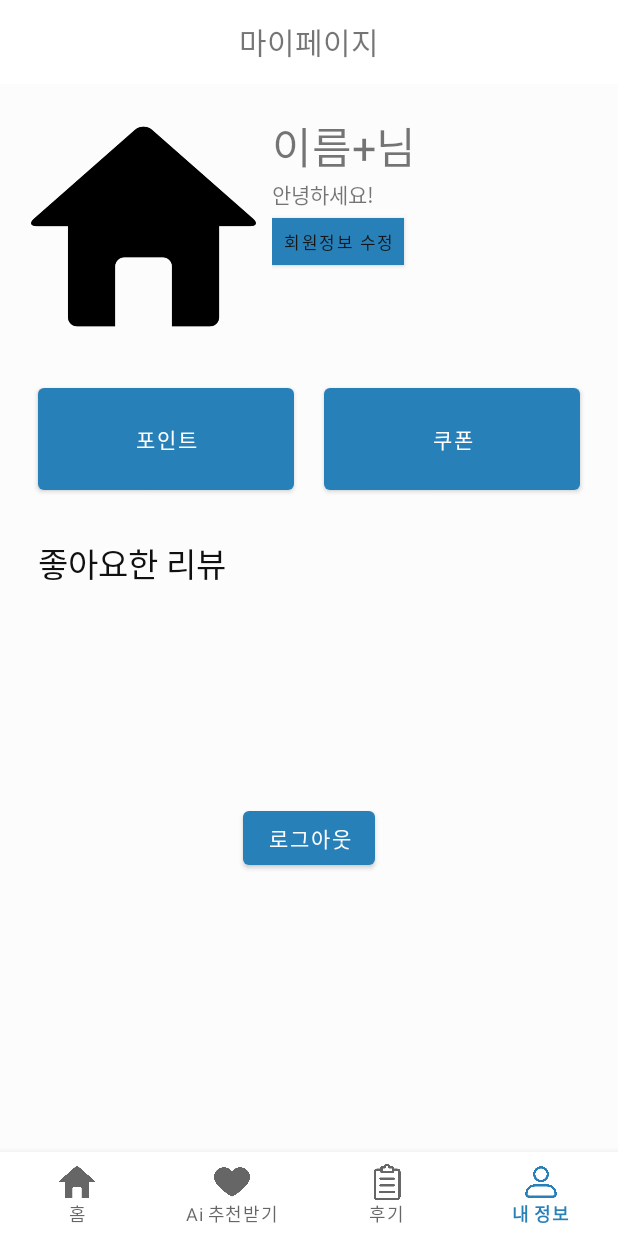
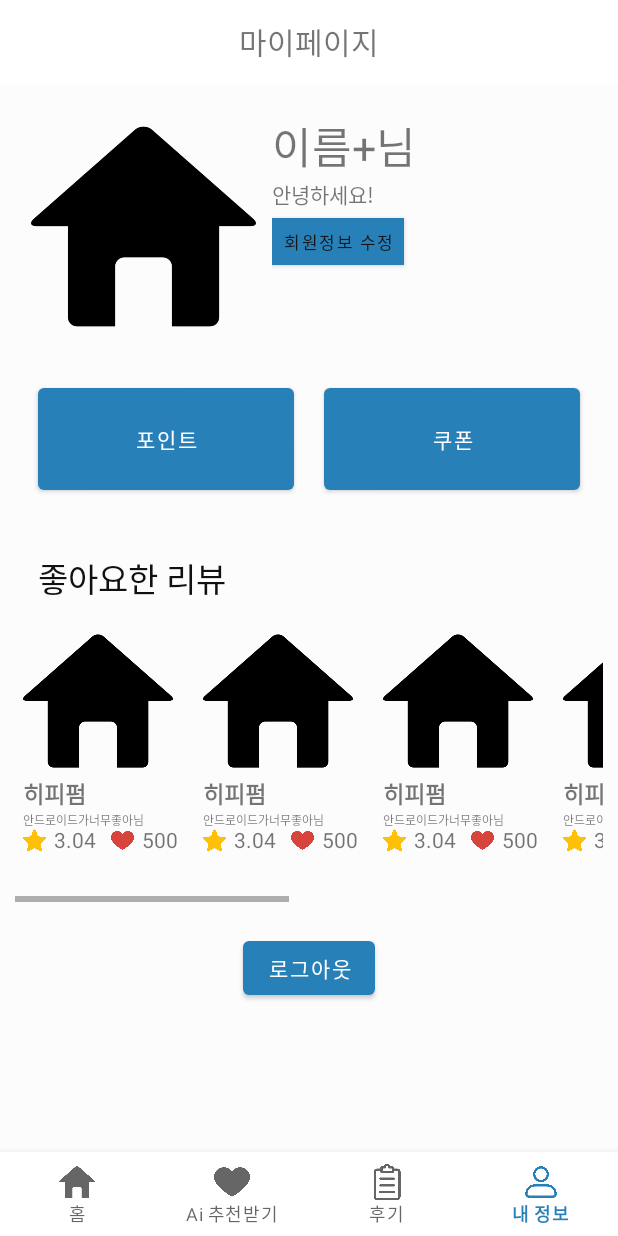
Before and after one commit to EunChanNam/We-Share-Wish-Hair, an Android app: the MainActivity screen opened directly, with no data from a screen before it, item 4 of the bottom bar chosen, on a phone screen of 412 x 824 dp. Run offline under Robolectric (Android 15) with nearby library versions, the light colour scheme and no system bars.

Commit message:
Mypage Heartlist RecyclerView 구현

```diff
--- a/app/src/main/java/com/example/wishhair/MainActivity.java
+++ b/app/src/main/java/com/example/wishhair/MainActivity.java
@@ -14,7 +14,7 @@ import com.example.wishhair.MyPage.MyCouponFragment;
 import com.example.wishhair.MyPage.MyInformationFragment;
 import com.example.wishhair.MyPage.MyPageFragment;
 import com.example.wishhair.MyPage.MyPointList;
-import com.example.wishhair.MyPage.MySelectionlistFragment;
+import com.example.wishhair.MyPage.MyHeartlistFragment;
 import com.example.wishhair.MyPage.MyStyleFragment;
 
 import com.example.wishhair.review.ReviewFragment;
@@ -29,7 +29,7 @@ public class MainActivity extends AppCompatActivity {
     private final ReviewFragment reviewFragment = new ReviewFragment();
     private final MyPageFragment myPageFragment = new MyPageFragment();
     private final MyStyleFragment myStyleFragment = new MyStyleFragment();
-    private final MySelectionlistFragment mySelectionlistFragment = new MySelectionlistFragment();
+    private final MyHeartlistFragment myHeartlistFragment = new MyHeartlistFragment();
     private final InformationModifyFragment informationModifyFragment = new InformationModifyFragment();
     private final MyCouponFragment myCouponFragment = new MyCouponFragment();
     private final MyPointList myPointList = new MyPointList();
@@ -88,7 +88,7 @@ public class MainActivity extends AppCompatActivity {
                 transaction.replace(R.id.MainLayout, myStyleFragment).commitAllowingStateLoss();
                 break;
             case 4:
-                transaction.replace(R.id.MainLayout, mySelectionlistFragment).commitAllowingStateLoss();
+                transaction.replace(R.id.MainLayout, myHeartlistFragment).commitAllowingStateLoss();
                 break;
             case 5:
                 transaction.replace(R.id.MainLayout, informationModifyFragment).commitAllowingStateLoss();
--- /dev/null
+++ b/app/src/main/java/com/example/wishhair/MyPage/HeartlistItem.java
@@ -0,0 +1,40 @@
+package com.example.wishhair.MyPage;
+
+import android.widget.ImageView;
+import android.widget.TextView;
+
+public class HeartlistItem {
+    ImageView HeartlistPicture;
+    TextView HeartlistGrade, HeartlistHeartcount;
+
+    public HeartlistItem(ImageView imageView, TextView grade, TextView count) {
+        HeartlistPicture = imageView;
+        HeartlistGrade = grade;
+        HeartlistHeartcount = count;
+    }
+    public HeartlistItem() {}
+
+    public ImageView getHeartlistPicture() {
+        return HeartlistPicture;
+    }
+
+    public void setHeartlistPicture(ImageView heartlistPicture) {
+        HeartlistPicture = heartlistPicture;
+    }
+
+    public TextView getHeartlistHeartcount() {
+        return HeartlistHeartcount;
+    }
+
+    public void setHeartlistHeartcount(TextView heartlistHeartcount) {
+        HeartlistHeartcount = heartlistHeartcount;
+    }
+
+    public TextView getHeartlistGrade() {
+        return HeartlistGrade;
+    }
+
+    public void setHeartlistGrade(TextView heartlistGrade) {
+        HeartlistGrade = heartlistGrade;
+    }
+}
--- a/app/src/main/java/com/example/wishhair/MyPage/InformationModifyFragment.java
+++ b/app/src/main/java/com/example/wishhair/MyPage/InformationModifyFragment.java
@@ -3,6 +3,7 @@ package com.example.wishhair.MyPage;
 import android.content.Context;
 import android.os.Bundle;
 
+import androidx.activity.OnBackPressedCallback;
 import androidx.annotation.NonNull;
 import androidx.annotation.Nullable;
 import androidx.appcompat.widget.Toolbar;
@@ -34,6 +35,7 @@ public class InformationModifyFragment extends Fragment {
     private String mParam2;
 
     MainActivity mainActivity;
+    private OnBackPressedCallback callback;
 
     public InformationModifyFragment() {
         // Required empty public constructor
@@ -58,6 +60,13 @@ public class InformationModifyFragment extends Fragment {
     public void onAttach(@NonNull Context context) {
         super.onAttach(context);
         mainActivity = (MainActivity) getActivity();
+        callback = new OnBackPressedCallback(true) {
+            @Override
+            public void handleOnBackPressed() {
+                mainActivity.ChangeFragment(2);
+            }
+        };
+        requireActivity().getOnBackPressedDispatcher().addCallback(this, callback);
     }
 
     /**
--- a/app/src/main/java/com/example/wishhair/MyPage/MyCouponFragment.java
+++ b/app/src/main/java/com/example/wishhair/MyPage/MyCouponFragment.java
@@ -3,6 +3,7 @@ package com.example.wishhair.MyPage;
 import android.content.Context;
 import android.os.Bundle;
 
+import androidx.activity.OnBackPressedCallback;
 import androidx.annotation.NonNull;
 import androidx.annotation.Nullable;
 import androidx.appcompat.widget.Toolbar;
@@ -32,6 +33,7 @@ public class MyCouponFragment extends Fragment {
     private String mParam2;
 
     MainActivity mainActivity;
+    private OnBackPressedCallback callback;
 
     public MyCouponFragment() {
         // Required empty public constructor
@@ -59,6 +61,14 @@ public class MyCouponFragment extends Fragment {
     public void onAttach(@NonNull Context context) {
         super.onAttach(context);
         mainActivity = (MainActivity) getActivity();
+        callback = new OnBackPressedCallback(true) {
+            @Override
+            public void handleOnBackPressed() {
+                mainActivity.ChangeFragment(2);
+            }
+        };
+        requireActivity().getOnBackPressedDispatcher().addCallback(this, callback);
+
     }
 
     @Override
--- a/app/src/main/java/com/example/wishhair/MyPage/MySelectionlistFragment.java
+++ b/app/src/main/java/com/example/wishhair/MyPage/MyHeartlistFragment.java
@@ -17,10 +17,10 @@ import com.example.wishhair.R;
 
 /**
  * A simple {@link Fragment} subclass.
- * Use the {@link MySelectionlistFragment#newInstance} factory method to
+ * Use the {@link MyHeartlistFragment#newInstance} factory method to
  * create an instance of this fragment.
  */
-public class MySelectionlistFragment extends Fragment {
+public class MyHeartlistFragment extends Fragment {
 
     // TODO: Rename parameter arguments, choose names that match
     // the fragment initialization parameters, e.g. ARG_ITEM_NUMBER
@@ -33,7 +33,7 @@ public class MySelectionlistFragment extends Fragment {
 
     MainActivity mainActivity;
 
-    public MySelectionlistFragment() {
+    public MyHeartlistFragment() {
         // Required empty public constructor
     }
 
@@ -46,8 +46,8 @@ public class MySelectionlistFragment extends Fragment {
      * @return A new instance of fragment MySelectionlistFragment.
      */
     // TODO: Rename and change types and number of parameters
-    public static MySelectionlistFragment newInstance(String param1, String param2) {
-        MySelectionlistFragment fragment = new MySelectionlistFragment();
+    public static MyHeartlistFragment newInstance(String param1, String param2) {
+        MyHeartlistFragment fragment = new MyHeartlistFragment();
         Bundle args = new Bundle();
         args.putString(ARG_PARAM1, param1);
         args.putString(ARG_PARAM2, param2);
--- a/app/src/main/java/com/example/wishhair/MyPage/MyPageFragment.java
+++ b/app/src/main/java/com/example/wishhair/MyPage/MyPageFragment.java
@@ -1,6 +1,8 @@
 package com.example.wishhair.MyPage;
 
 import android.content.Context;
+import android.graphics.drawable.Drawable;
+import android.media.Image;
 import android.os.Bundle;
 
 import androidx.annotation.NonNull;
@@ -11,8 +13,11 @@ import android.view.LayoutInflater;
 import android.view.View;
 import android.view.ViewGroup;
 import android.widget.Button;
+import android.widget.ImageView;
 
 import androidx.appcompat.widget.Toolbar;
+import androidx.recyclerview.widget.LinearLayoutManager;
+import androidx.recyclerview.widget.RecyclerView;
 
 import com.example.wishhair.MainActivity;
 import com.example.wishhair.R;
@@ -35,6 +40,10 @@ public class MyPageFragment extends Fragment {
     private String mParam2;
 
     MainActivity mainActivity;
+    RecyclerView HeartlistRecyclerView;
+    MyPageRecyclerViewAdapter adapter;
+    RecyclerDecoration recyclerDecoration;
+
 
     public MyPageFragment() {
         // Required empty public constructor
@@ -83,6 +92,23 @@ public class MyPageFragment extends Fragment {
         Button toMyPointList = view.findViewById(R.id.toMyPointList);
         Button toMyCoupon = view.findViewById(R.id.toMyCoupon);
 
+        HeartlistRecyclerView = view.findViewById(R.id.HeartlistRecyclerView);
+        LinearLayoutManager layoutManager = new LinearLayoutManager(getActivity(), LinearLayoutManager.HORIZONTAL, false);
+        HeartlistRecyclerView.setLayoutManager(layoutManager);
+//        recyclerDecoration = new RecyclerDecoration(-200);
+//        HeartlistRecyclerView.addItemDecoration(recyclerDecoration);
+
+        adapter = new MyPageRecyclerViewAdapter();
+        adapter.addItem(new HeartlistItem());
+        adapter.addItem(new HeartlistItem());
+        adapter.addItem(new HeartlistItem());
+        adapter.addItem(new HeartlistItem());
+        adapter.addItem(new HeartlistItem());
+        adapter.addItem(new HeartlistItem());
+        adapter.addItem(new HeartlistItem());
+
+        HeartlistRecyclerView.setAdapter(adapter);
+
         toMyInformationButton.setOnClickListener(new View.OnClickListener() {
             @Override
             public void onClick(View view) {
--- /dev/null
+++ b/app/src/main/java/com/example/wishhair/MyPage/MyPageRecyclerViewAdapter.java
@@ -0,0 +1,56 @@
+package com.example.wishhair.MyPage;
+
+import android.graphics.drawable.Drawable;
+import android.view.LayoutInflater;
+import android.view.View;
+import android.view.ViewGroup;
+import android.widget.ImageView;
+import android.widget.TextView;
+
+import androidx.annotation.NonNull;
+import androidx.recyclerview.widget.RecyclerView;
+
+import com.example.wishhair.R;
+
+import org.w3c.dom.Text;
+
+import java.util.ArrayList;
+
+public class MyPageRecyclerViewAdapter extends RecyclerView.Adapter<MyPageRecyclerViewAdapter.ViewHolder>{
+    private ArrayList<HeartlistItem> heartlistItems = new ArrayList<HeartlistItem>();
+
+    public class ViewHolder extends RecyclerView.ViewHolder {
+        public ImageView HeartlistPicture;
+        public TextView HeartlistGrade, HeartlistHeartcount;
+
+        ViewHolder(View view) {
+            super(view);
+
+            HeartlistPicture = view.findViewById(R.id.heartlist_my_imageView_picture);
+            HeartlistGrade = view.findViewById(R.id.heartlist_my_tv_grade);
+            HeartlistHeartcount = view.findViewById(R.id.heartlist_my_tv_heartCount);
+        }
+    }
+
+    @NonNull
+    @Override
+    public MyPageRecyclerViewAdapter.ViewHolder onCreateViewHolder(@NonNull ViewGroup parent, int viewType) {
+        LayoutInflater inflater = LayoutInflater.from(parent.getContext());
+        View view = inflater.inflate(R.layout.heartlist_item, parent, false);
+        return new ViewHolder(view);
+    }
+
+
+    public void onBindViewHolder(@NonNull ViewHolder holder, int position) {
+        HeartlistItem item = heartlistItems.get(position);
+        holder.HeartlistPicture.setImageResource(R.drawable.home);
+    }
+
+    @Override
+    public int getItemCount() {
+        return heartlistItems.size();
+    }
+    public void addItem(HeartlistItem e) {
+        heartlistItems.add(e);
+    }
+}
--- a/app/src/main/java/com/example/wishhair/MyPage/MyPointList.java
+++ b/app/src/main/java/com/example/wishhair/MyPage/MyPointList.java
@@ -3,6 +3,7 @@ package com.example.wishhair.MyPage;
 import android.content.Context;
 import android.os.Bundle;
 
+import androidx.activity.OnBackPressedCallback;
 import androidx.annotation.NonNull;
 import androidx.annotation.Nullable;
 import androidx.appcompat.widget.Toolbar;
@@ -32,6 +33,7 @@ public class MyPointList extends Fragment {
     private String mParam2;
 
     MainActivity mainActivity;
+    private OnBackPressedCallback callback;
 
     public MyPointList() {
         // Required empty public constructor
@@ -59,6 +61,14 @@ public class MyPointList extends Fragment {
     public void onAttach(@NonNull Context context) {
         super.onAttach(context);
         mainActivity = (MainActivity) getActivity();
+        callback = new OnBackPressedCallback(true) {
+            @Override
+            public void handleOnBackPressed() {
+                mainActivity.ChangeFragment(2);
+            }
+        };
+        requireActivity().getOnBackPressedDispatcher().addCallback(this, callback);
+
     }
 
     @Override
--- /dev/null
+++ b/app/src/main/java/com/example/wishhair/MyPage/RecyclerDecoration.java
@@ -0,0 +1,24 @@
+package com.example.wishhair.MyPage;
+
+import android.graphics.Rect;
+import android.view.View;
+
+import androidx.annotation.NonNull;
+import androidx.recyclerview.widget.RecyclerView;
+
+public class RecyclerDecoration extends RecyclerView.ItemDecoration {
+
+    private final int decoValue;
+
+    public RecyclerDecoration(int decoValue) {
+        this.decoValue = decoValue;
+    }
+
+    @Override
+    public void getItemOffsets(@NonNull Rect outRect, @NonNull View view, @NonNull RecyclerView parent, @NonNull RecyclerView.State state) {
+        super.getItemOffsets(outRect, view, parent, state);
+        outRect.right = decoValue;
+//        if(parent.getChildAdapterPosition(view) != parent.getAdapter().getItemCount() -1)
+//            outRect.right = decoValue;
+    }
+}
--- a/app/src/main/res/layout/fragment_mypage.xml
+++ b/app/src/main/res/layout/fragment_mypage.xml
@@ -128,8 +128,8 @@
 
         <LinearLayout
             android:layout_width="match_parent"
-            android:layout_height="234dp"
-            android:layout_marginTop="5dp"
+            android:layout_height="309dp"
+            android:layout_marginTop="15dp"
             android:divider="@color/black"
             android:orientation="vertical">
 
@@ -143,22 +143,21 @@
                 android:textColor="#101010"
                 android:textSize="10pt" />
 
-            <HorizontalScrollView
+            <androidx.recyclerview.widget.RecyclerView
+                android:id="@+id/HeartlistRecyclerView"
                 android:layout_width="match_parent"
-                android:layout_height="137dp">
-
-                <LinearLayout
-                    android:layout_width="wrap_content"
-                    android:layout_height="match_parent"
-                    android:orientation="vertical" />
-            </HorizontalScrollView>
+                android:layout_height="184dp"
+                android:layout_marginLeft="10dp"
+                android:layout_marginTop="15dp"
+                android:layout_marginRight="10dp"
+                android:scrollbars="horizontal" />
 
             <Button
                 android:id="@+id/button3"
                 android:layout_width="wrap_content"
                 android:layout_height="wrap_content"
                 android:layout_gravity="center_horizontal|center_vertical"
-                android:layout_marginTop="5dp"
+                android:layout_marginTop="20dp"
                 android:text="로그아웃" />
 
         </LinearLayout>
--- /dev/null
+++ b/app/src/main/res/layout/heartlist_item.xml
@@ -0,0 +1,72 @@
+<?xml version="1.0" encoding="utf-8"?>
+<LinearLayout xmlns:android="http://schemas.android.com/apk/res/android"
+    xmlns:app="http://schemas.android.com/apk/res-auto"
+    android:layout_width="120dp"
+    android:layout_height="match_parent"
+    android:orientation="vertical">
+
+    <RelativeLayout
+        android:layout_width="wrap_content"
+        android:layout_height="wrap_content"
+        android:layout_marginStart="5dp">
+
+        <ImageView
+            android:id="@+id/heartlist_my_imageView_picture"
+            android:layout_width="100dp"
+            android:layout_height="100dp"
+            app:srcCompat="@drawable/my_page" />
+
+        <TextView
+            android:id="@+id/heartlist_stylename"
+            android:layout_width="wrap_content"
+            android:layout_height="wrap_content"
+            android:layout_below="@id/heartlist_my_imageView_picture"
+            android:text="히피펌"
+            android:textSize="15sp"
+            android:textStyle="bold" />
+
+        <TextView
+            android:id="@+id/heartlist_username"
+            android:layout_width="wrap_content"
+            android:layout_height="wrap_content"
+            android:layout_below="@id/heartlist_stylename"
+            android:text="안드로이드가너무좋아님"
+            android:textSize="8sp" />
+
+        <ImageView
+            android:id="@+id/heartlist_my_imageView_gradeMark"
+            android:layout_width="15dp"
+            android:layout_height="15dp"
+            android:layout_below="@id/heartlist_username"
+            android:layout_marginEnd="5dp"
+            android:background="@drawable/star_fill" />
+
+        <TextView
+            android:id="@+id/heartlist_my_tv_grade"
+            android:layout_width="wrap_content"
+            android:layout_height="15dp"
+            android:layout_below="@id/heartlist_username"
+            android:layout_toEndOf="@id/heartlist_my_imageView_gradeMark"
+            android:includeFontPadding="false"
+            android:text="3.04" />
+
+        <ImageView
+            android:id="@+id/heartlist_my_imageView_Heart"
+            android:layout_width="15dp"
+            android:layout_height="15dp"
+            android:layout_below="@id/heartlist_username"
+            android:layout_marginStart="10dp"
+            android:layout_marginEnd="5dp"
+            android:layout_toEndOf="@id/heartlist_my_tv_grade"
+            android:src="@drawable/heart_fill" />
+
+        <TextView
+            android:id="@+id/heartlist_my_tv_heartCount"
+            android:layout_width="wrap_content"
+            android:layout_height="15dp"
+            android:layout_below="@id/heartlist_username"
+            android:layout_toEndOf="@id/heartlist_my_imageView_Heart"
+            android:includeFontPadding="false"
+            android:text="500" />
+    </RelativeLayout>
+</LinearLayout>
```
